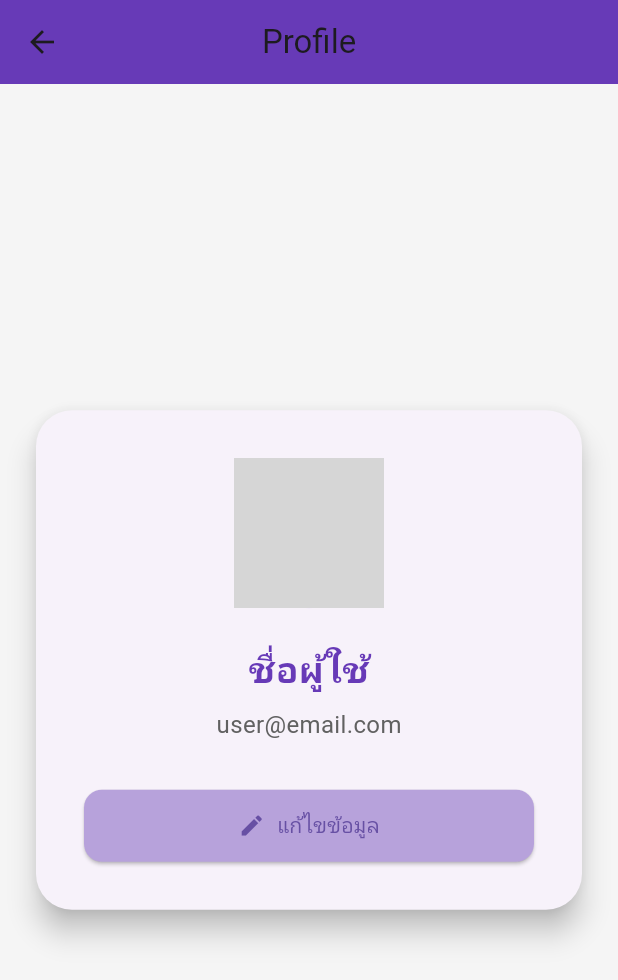
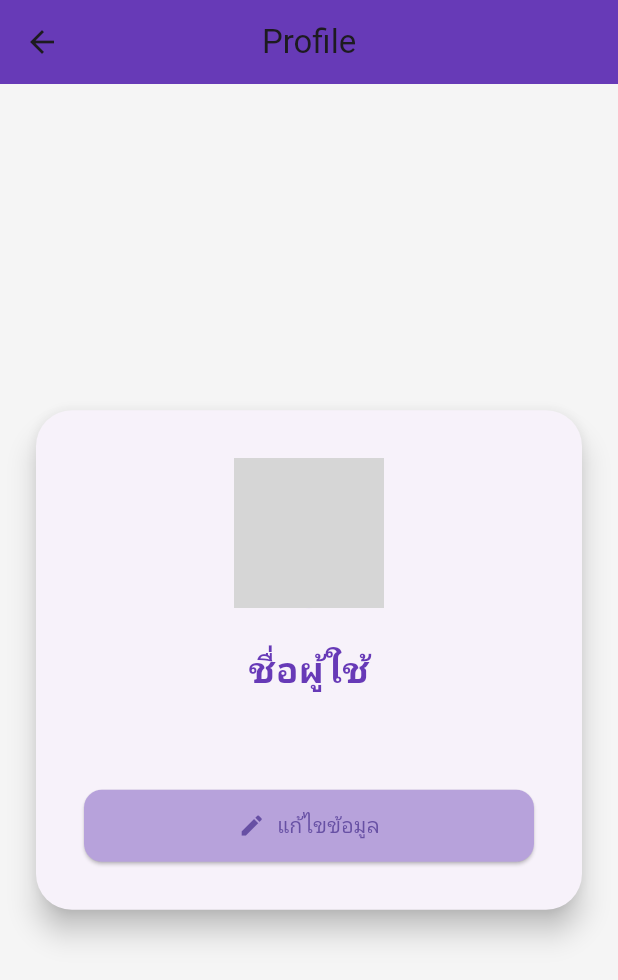
Before and after one commit to ilham575/campus_life_hub_project, a Flutter app: the ProfilePage screen opened directly, on a phone screen of 412 x 824 dp. Shown: the top 980 px of the screen. Run offline on Flutter 3.47's test engine with Material 3 defaults, Android fonts, the phone set to English and light mode, and no system bars; our stand-ins replace firebase_auth, firebase_core, fluttertoast, google_fonts; accounts and stored records are empty; grey boxes are pictures that could not be loaded.

Commit message:
ดึงข้อมูล email จาก user ที่ login

```diff
--- a/lib/pages/profile_page.dart
+++ b/lib/pages/profile_page.dart
@@ -1,8 +1,11 @@
 import 'package:flutter/material.dart';
+import 'package:firebase_auth/firebase_auth.dart';
 
 class ProfilePage extends StatelessWidget {
   @override
   Widget build(BuildContext context) {
+    final userEmail = FirebaseAuth.instance.currentUser?.email ?? '';
+
     return Scaffold(
       backgroundColor: Colors.grey[100],
       appBar: AppBar(
@@ -38,7 +41,7 @@ class ProfilePage extends StatelessWidget {
                 ),
                 SizedBox(height: 8),
                 Text(
-                  'user@email.com',
+                  userEmail,
                   style: TextStyle(
                     fontSize: 16,
                     color: Colors.grey[700],
```
